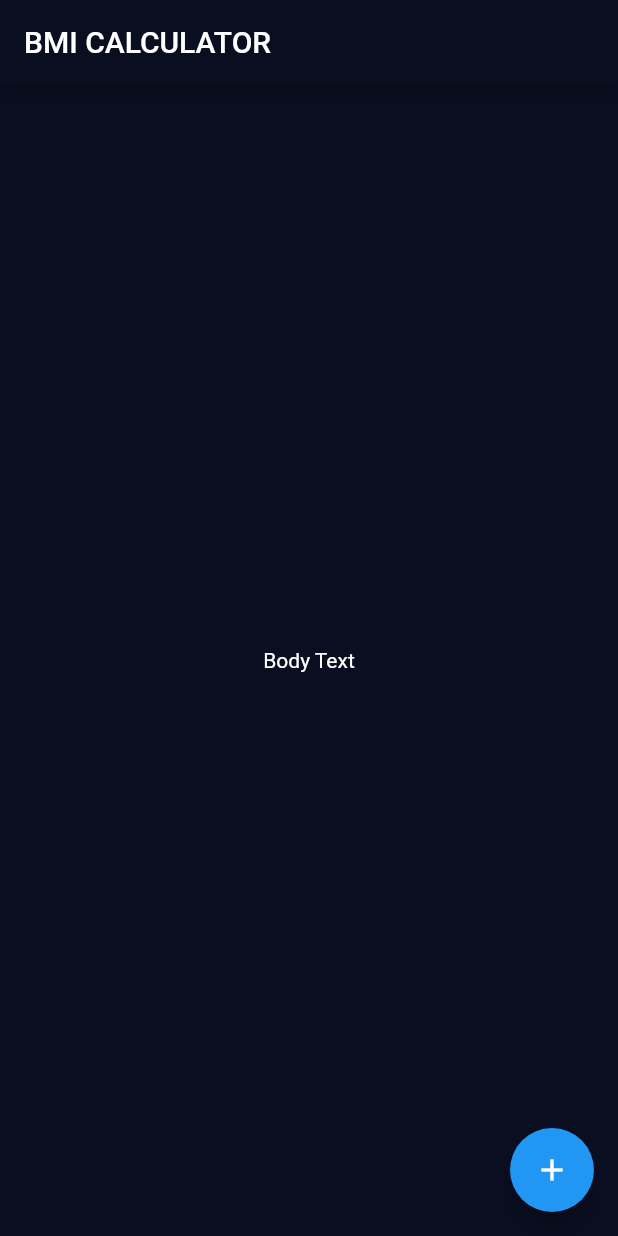
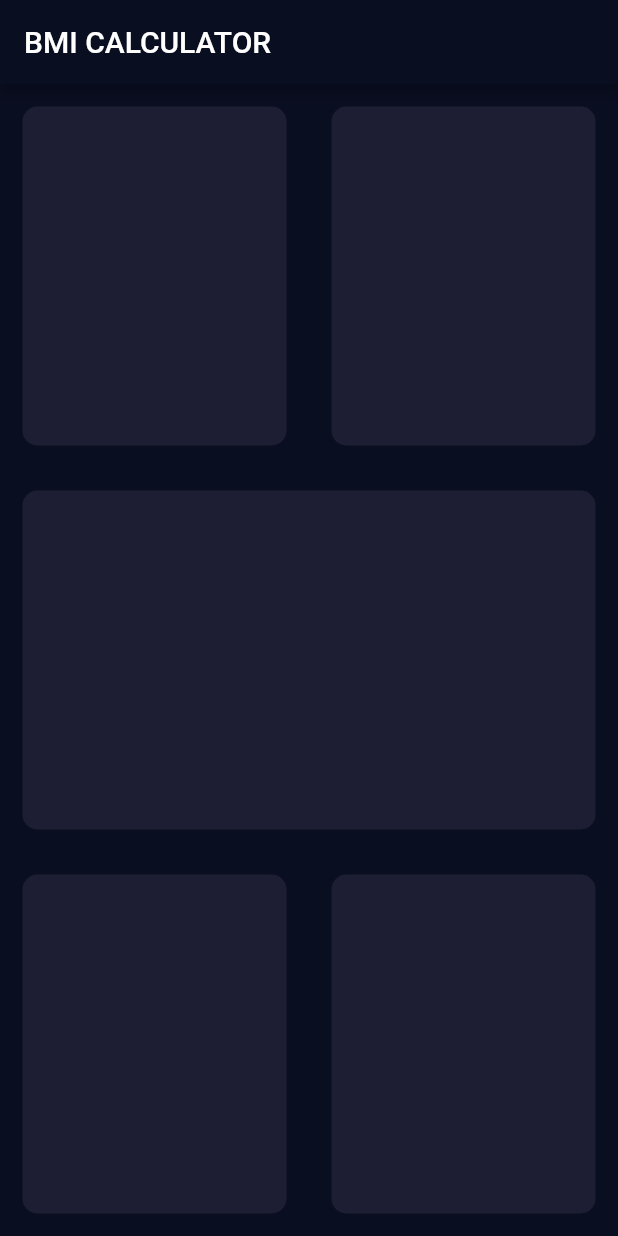
Before and after one commit to edsson-madrigal/flutter_project6_bmi, a Flutter app: the screen it shows after launch, on a phone screen of 412 x 824 dp. Run offline on Flutter 3.47's test engine with Material 2 defaults, Android fonts, the phone set to English and light mode, and no system bars.

Commit message:
creating grid skeleton

```diff
--- a/lib/input_page.dart
+++ b/lib/input_page.dart
@@ -13,16 +13,69 @@ class _InputPageState extends State<InputPage> {
   @override
   Widget build(BuildContext context) {
     return Scaffold(
-      appBar: AppBar(
-        title: Text('BMI CALCULATOR'),
-      ),
-      body: Center(
-        child: Text('Body Text'),
-      ),
-      floatingActionButton: FloatingActionButton(
-        onPressed: () {},
-        child: Icon(Icons.add),
-      ),
-    );
+        appBar: AppBar(
+          title: Text('BMI CALCULATOR'),
+        ),
+        body: Column(
+          children: [
+            Expanded(
+              child: Row(
+                children: [
+                  Expanded(
+                    child: Container(
+                      margin: EdgeInsets.all(15.0),
+                      decoration: BoxDecoration(
+                        color: Color(0xFF1D1E33),
+                        borderRadius: BorderRadius.circular(10.0),
+                      ),
+                    ),
+                  ),
+                  Expanded(
+                    child: Container(
+                      margin: EdgeInsets.all(15.0),
+                      decoration: BoxDecoration(
+                        color: Color(0xFF1D1E33),
+                        borderRadius: BorderRadius.circular(10.0),
+                      ),
+                    ),
+                  ),
+                ],
+              ),
+            ),
+            Expanded(
+              child: Container(
+                margin: EdgeInsets.all(15.0),
+                decoration: BoxDecoration(
+                  color: Color(0xFF1D1E33),
+                  borderRadius: BorderRadius.circular(10.0),
+                ),
+              ),
+            ),
+            Expanded(
+              child: Row(
+                children: [
+                  Expanded(
+                    child: Container(
+                      margin: EdgeInsets.all(15.0),
+                      decoration: BoxDecoration(
+                        color: Color(0xFF1D1E33),
+                        borderRadius: BorderRadius.circular(10.0),
+                      ),
+                    ),
+                  ),
+                  Expanded(
+                    child: Container(
+                      margin: EdgeInsets.all(15.0),
+                      decoration: BoxDecoration(
+                        color: Color(0xFF1D1E33),
+                        borderRadius: BorderRadius.circular(10.0),
+                      ),
+                    ),
+                  ),
+                ],
+              ),
+            ),
+          ],
+        ));
   }
 }
```
